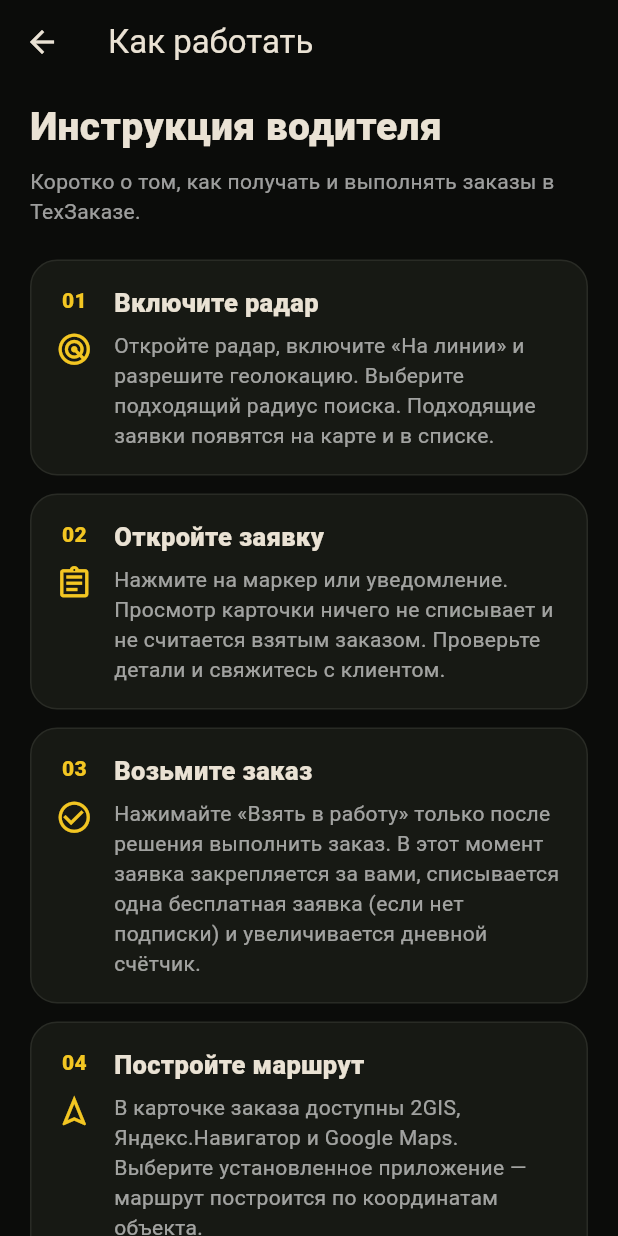
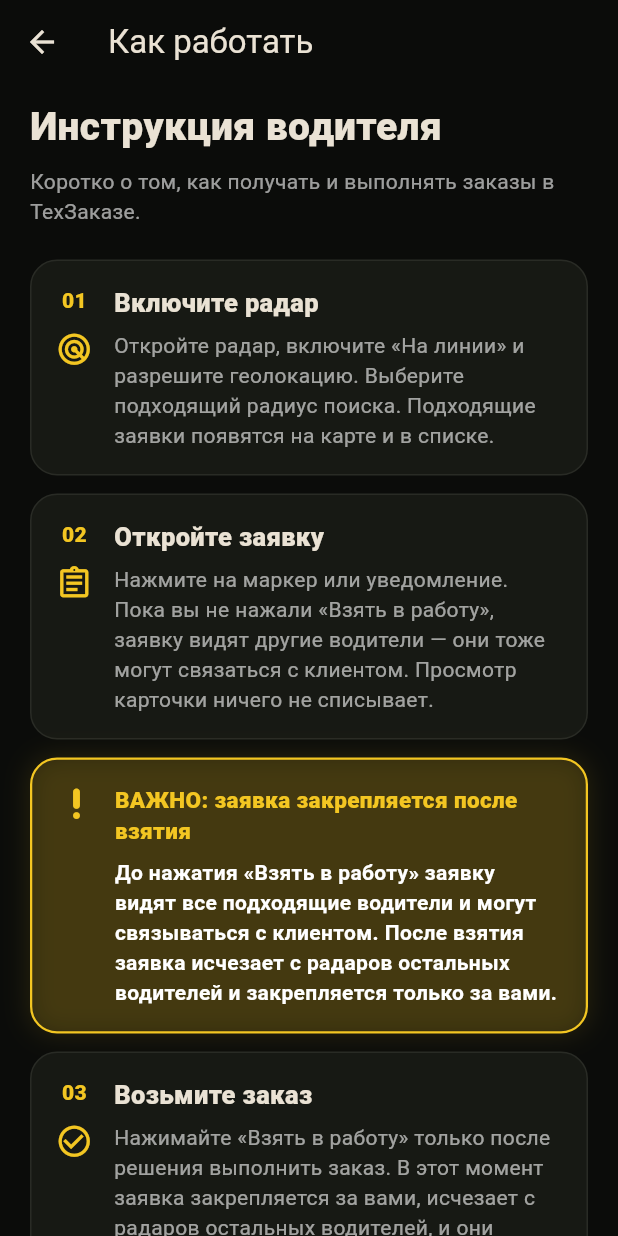
Before and after one commit to ruslon877/techzakaz-driver-app, a Flutter app: the DriverInstructionsScreen screen opened directly, on a phone screen of 412 x 824 dp. Run offline on Flutter 3.47's test engine with Material 3 defaults, Android fonts, the phone set to English and light mode, and no system bars; our stand-ins replace cloud_firestore, cloud_functions, firebase_auth, firebase_core, firebase_messaging, firebase_storage and 7 more; missing offline and left inert: flutter_foreground_task; accounts and stored records are empty.

Commit message:
docs: clarify order ownership in driver instructions

```diff
--- a/lib/screens/driver_instructions_screen.dart
+++ b/lib/screens/driver_instructions_screen.dart
@@ -37,13 +37,14 @@ class DriverInstructionsScreen extends StatelessWidget {
               number: '02',
               icon: Icons.assignment_outlined,
               title: 'Откройте заявку',
-              text: 'Нажмите на маркер или уведомление. Просмотр карточки ничего не списывает и не считается взятым заказом. Проверьте детали и свяжитесь с клиентом.',
+              text: 'Нажмите на маркер или уведомление. Пока вы не нажали «Взять в работу», заявку видят другие водители — они тоже могут связаться с клиентом. Просмотр карточки ничего не списывает.',
             ),
+            _ImportantNotice(),
             _InstructionStep(
               number: '03',
               icon: Icons.check_circle_outline,
               title: 'Возьмите заказ',
-              text: 'Нажимайте «Взять в работу» только после решения выполнить заказ. В этот момент заявка закрепляется за вами, списывается одна бесплатная заявка (если нет подписки) и увеличивается дневной счётчик.',
+              text: 'Нажимайте «Взять в работу» только после решения выполнить заказ. В этот момент заявка закрепляется за вами, исчезает с радаров остальных водителей, и они больше не смогут связаться с клиентом по этой заявке. Также списывается одна бесплатная заявка (если нет подписки) и увеличивается дневной счётчик.',
             ),
             _InstructionStep(
               number: '04',
@@ -122,6 +123,57 @@ class _InstructionStep extends StatelessWidget {
   }
 }
 
+class _ImportantNotice extends StatelessWidget {
+  const _ImportantNotice();
+
+  @override
+  Widget build(BuildContext context) {
+    return Container(
+      margin: const EdgeInsets.only(bottom: 12),
+      padding: const EdgeInsets.all(16),
+      decoration: BoxDecoration(
+        color: const Color(0xFFF3C622).withValues(alpha: 0.14),
+        borderRadius: BorderRadius.circular(18),
+        border: Border.all(color: const Color(0xFFF3C622), width: 1.5),
+        boxShadow: [
+          BoxShadow(
+            color: const Color(0xFFF3C622).withValues(alpha: 0.12),
+            blurRadius: 14,
+            spreadRadius: 1,
+          ),
+        ],
+      ),
+      child: const Row(
+        crossAxisAlignment: CrossAxisAlignment.start,
+        children: [
+          Icon(Icons.priority_high_rounded, color: Color(0xFFF3C622), size: 27),
+          SizedBox(width: 12),
+          Expanded(
+            child: Column(
+              crossAxisAlignment: CrossAxisAlignment.start,
+              children: [
+                Text(
+                  'ВАЖНО: заявка закрепляется после взятия',
+                  style: TextStyle(
+                    color: Color(0xFFF3C622),
+                    fontSize: 15,
+                    fontWeight: FontWeight.w900,
+                  ),
+                ),
+                SizedBox(height: 7),
+                Text(
+                  'До нажатия «Взять в работу» заявку видят все подходящие водители и могут связываться с клиентом. После взятия заявка исчезает с радаров остальных водителей и закрепляется только за вами.',
+                  style: TextStyle(color: Colors.white, height: 1.4, fontWeight: FontWeight.w600),
+                ),
+              ],
+            ),
+          ),
+        ],
+      ),
+    );
+  }
+}
+
 class _TipCard extends StatelessWidget {
   const _TipCard();
 
```
